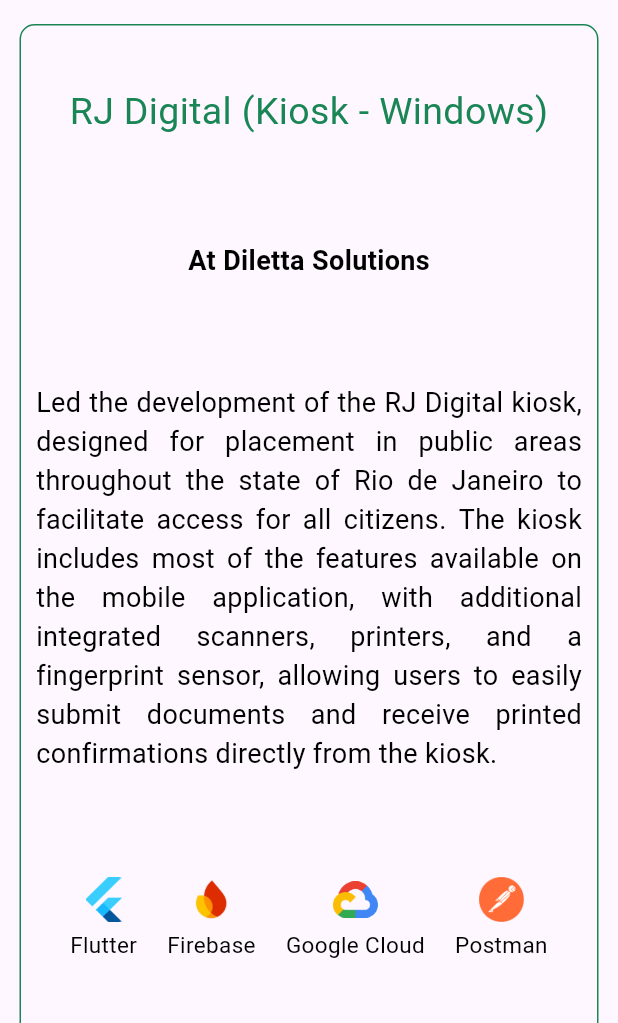
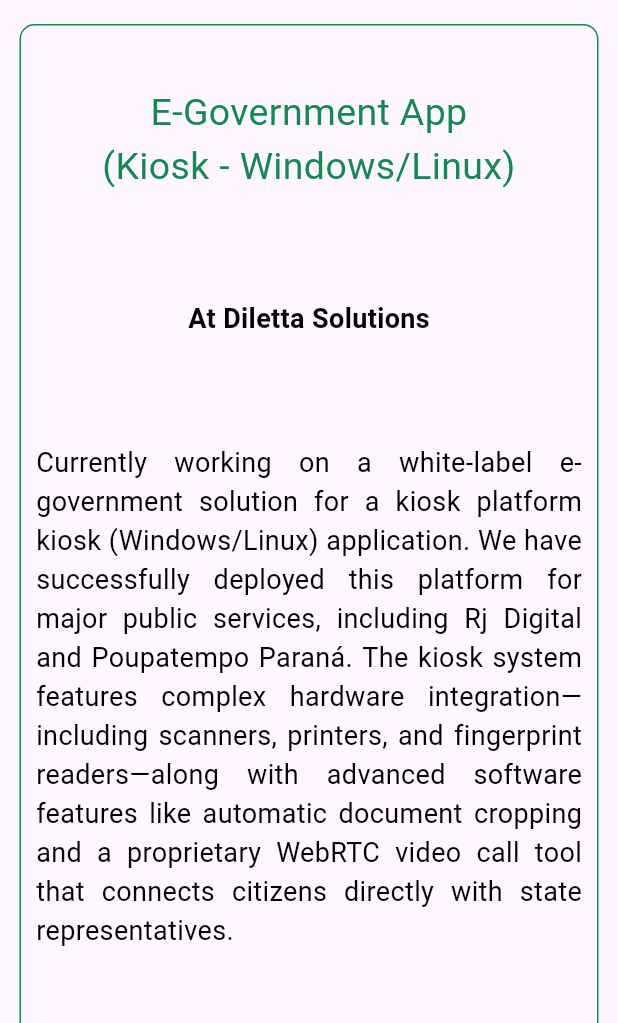
Before and after one commit to Azurba2/siteFlutter, a Flutter app: the Projects widget shown alone on an empty page, opened directly with empty values, scrolled down 576 dp, on a phone screen of 412 x 824 dp, the part 213-1236 px from its top. Run offline on Flutter 3.47's test engine with Material 3 defaults, Android fonts, the phone set to English and light mode, and no system bars; our stand-ins replace flutter_svg, timeline_tile.

Commit message:
refactor projects

```diff
--- a/joaoSiteFlutter/lib/Projects/projects.dart
+++ b/joaoSiteFlutter/lib/Projects/projects.dart
@@ -81,29 +81,29 @@ class Projects extends StatelessWidget {
                   onPressed: () =>
                       _launchURL("https://ammonitemtgcompanion.com/", context)),
               SharedCard(
-                height: platform != ScreenSizeEnum.browser ? 680 : 520,
+                height: platform != ScreenSizeEnum.browser ? 800 : 620,
                 width: 400,
-                title: "RJ Digital (Kiosk - Windows)",
+                title: "E-Government App \n(Kiosk - Windows/Linux)",
                 location: "At Diletta Solutions",
                 summary:
-                    "Led the development of the RJ Digital kiosk, designed for placement in public areas throughout the state of Rio de Janeiro to facilitate access for all citizens. The kiosk includes most of the features available on the mobile application, with additional integrated scanners, printers, and a fingerprint sensor, allowing users to easily submit documents and receive printed confirmations directly from the kiosk.",
+                    "Currently working on a white-label e-government solution for a kiosk platform kiosk (Windows/Linux) application. We have successfully deployed this platform for major public services, including Rj Digital and Poupatempo Paraná. The kiosk system features complex hardware integration—including scanners, printers, and fingerprint readers—along with advanced software features like automatic document cropping and a proprietary WebRTC video call tool that connects citizens directly with state representatives.",
                 skills: rjDigital,
                 //store: true,
                 //kiosk: true,
               ),
               SharedCard(
-                height: platform != ScreenSizeEnum.browser ? 715 : 520,
+                height: platform != ScreenSizeEnum.browser ? 800 : 620,
                 width: 400,
-                title: "RJ Digital (App - Mobile)",
+                title: "E-Government App \n(Mobile - iOS/Android)",
                 location: "At Diletta Solutions",
                 summary:
-                    "The app provides more than 2,500 public services to the citizens of Rio de Janeiro, including a scheduling system, form requests, dynamic form filling, and in-app video conferencing between citizens and state representatives. Released on 09/09/24, the app is expected to reach around 5-6 million users and is available for both Android and iOS. It will be expanded and made available in other Brazilian states.",
+                    "Currently working on a white-label e-government solution for a mobile (iOS/Android) application with more than 150,000 downloads so far. We have successfully deployed this platform for major public services, including Rj Digital and Poupatempo Paraná. The app provides more than 2,500 public services to the citizens of Rio de Janeiro, including a scheduling system, form requests, dynamic form filling, and in-app video conferencing between citizens and state representatives.",
                 skills: rjDigital,
                 store: true,
                 kiosk: false,
               ),
               SharedCard(
-                  height: platform != ScreenSizeEnum.browser ? 600 : 520,
+                  height: platform != ScreenSizeEnum.browser ? 690 : 520,
                   width: 400,
                   title: "Human Resource Management System",
                   location: "At Antra Inc",
```
